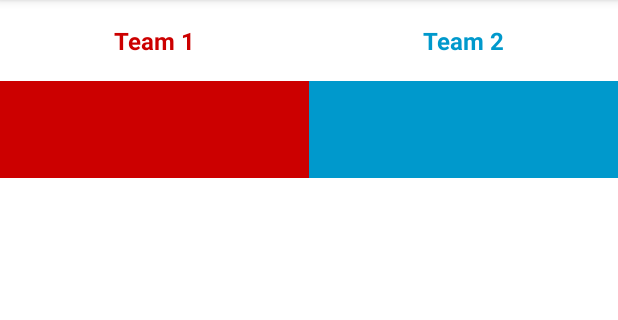
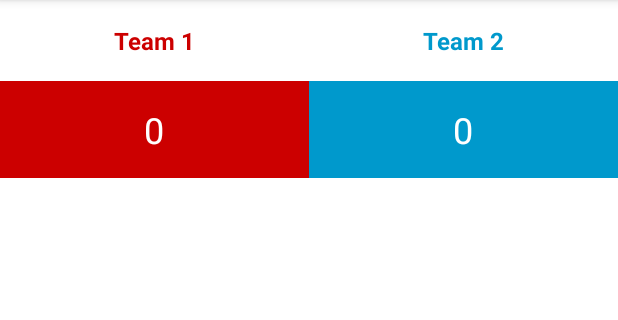
Before and after one commit to Alexey9919/GameScore, an Android app: the screen it shows after launch (MainActivity), on a phone screen of 412 x 824 dp, the part 84-404 px from its top. Run offline under Robolectric (Android 15) with nearby library versions, the phone set to English and light mode, and no system bars.

```diff
--- a/app/src/main/java/com/example/gamescore/MainActivity.java
+++ b/app/src/main/java/com/example/gamescore/MainActivity.java
@@ -1,5 +1,6 @@
 package com.example.gamescore;
 
+import androidx.annotation.NonNull;
 import androidx.appcompat.app.AppCompatActivity;
 
 import android.os.Bundle;
@@ -8,18 +9,24 @@ import android.widget.TextView;
 
 public class MainActivity extends AppCompatActivity {
 
-    private static int score1 = 0;
-    private static int score2 = 0;
+    private int score1 = 0;
+    private int score2 = 0;
 
     @Override
     protected void onCreate(Bundle savedInstanceState) {
         super.onCreate(savedInstanceState);
         setContentView(R.layout.activity_main);
 
+        if (savedInstanceState != null){
+            score1 = savedInstanceState.getInt("score1");
+            score2 = savedInstanceState.getInt("score2");
+        }
+
         TextView textView3ClickTeam1 = findViewById(R.id.textView3ClickTeam1);
         TextView textView4ClickTeam2 = findViewById(R.id.textView4ClickTeam2);
 
-
+        textView3ClickTeam1.setText(String.valueOf(score1));
+        textView4ClickTeam2.setText(String.valueOf(score2));
 
         textView3ClickTeam1.setOnClickListener(new View.OnClickListener() {
             @Override
@@ -34,6 +41,17 @@ public class MainActivity extends AppCompatActivity {
                 textView4ClickTeam2.setText(String.valueOf(++score2));
             }
         });
+    }
 
+    @Override
+    protected void onSaveInstanceState(@NonNull Bundle outState) {
+        super.onSaveInstanceState(outState);
+        outState.putInt("score1", score1);
+        outState.putInt("score2", score2);
+    }
+
+    @Override
+    protected void onDestroy() {
+        super.onDestroy();
     }
 }
```
